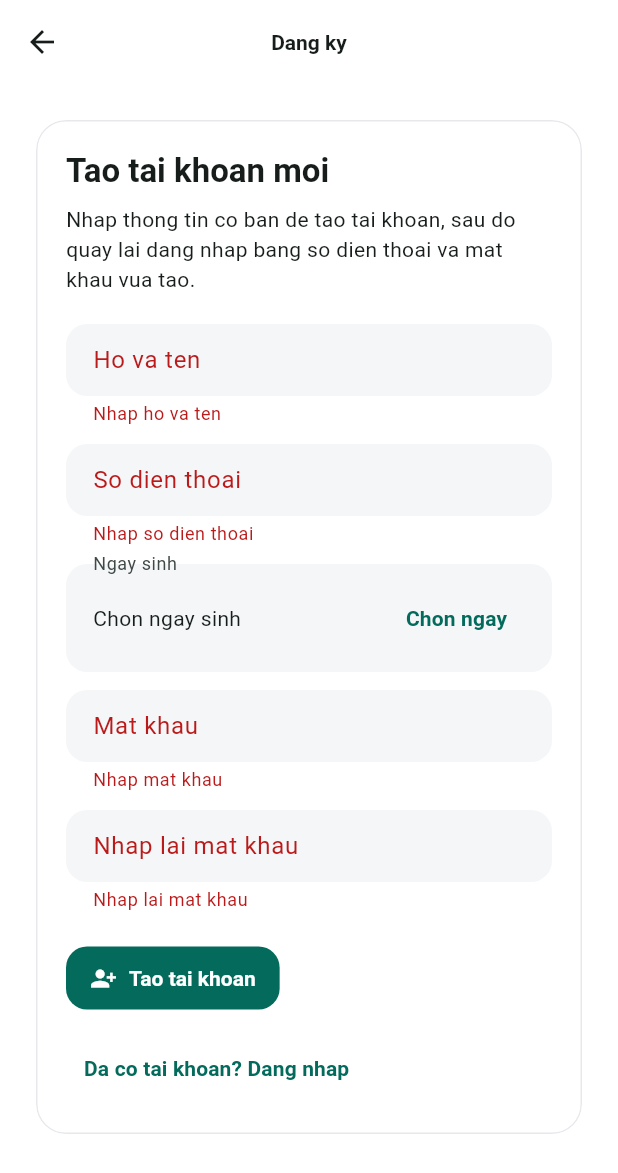
After one commit to THANHTAI2004/eldercare_app, a Flutter app: the RegisterPage screen opened by its route, after a tap on "Tao tai khoan", on a phone screen of 412 x 824 dp. The commit adds this screen. Shown: the top 1173 px of the screen. Run offline on Flutter 3.47's test engine with Material 3 defaults, Android fonts, the phone set to English and light mode, and no system bars; our stand-ins replace dio, flutter_dotenv, flutter_secure_storage, shared_preferences; missing offline and left inert: mobile_scanner; accounts and stored records are empty.

Commit message:
cập nhật đăng nhập

```diff
--- a/lib/src/app/routes.dart
+++ b/lib/src/app/routes.dart
@@ -1,6 +1,7 @@
 import 'package:flutter/material.dart';
 
 import 'package:eldercare_app/src/features/alerts/alerts_page.dart';
+import 'package:eldercare_app/src/features/auth/register_page.dart';
 import 'package:eldercare_app/src/features/history/history_page.dart';
 import 'package:eldercare_app/src/features/devices/device_page.dart';
 
@@ -8,11 +9,13 @@ class AppRoutes {
   AppRoutes._();
 
   static const devices = '/devices';
+  static const register = '/register';
   static const history = '/history';
   static const alerts = '/alerts';
 
   static final routes = <String, WidgetBuilder>{
     devices: (_) => const DevicePage(),
+    register: (_) => const RegisterPage(),
     history: (_) => const HistoryPage(),
     alerts: (_) => const AlertsPage(),
   };
--- a/lib/src/config/env.dart
+++ b/lib/src/config/env.dart
@@ -25,12 +25,12 @@ class Env {
       ? _read('ADMIN_API_KEY', fallback: _read('API_KEY'))
       : '';
 
-  static String get debugLoginUserId =>
-      kDebugMode ? _read('LOGIN_USER_ID') : '';
+  static String get debugLoginPhoneNumber =>
+      kDebugMode ? _read('LOGIN_PHONE_NUMBER') : '';
   static String get debugLoginPassword =>
       kDebugMode ? _read('LOGIN_PASSWORD') : '';
   static bool get hasDebugLoginCredentials =>
-      debugLoginUserId.isNotEmpty && debugLoginPassword.isNotEmpty;
+      debugLoginPhoneNumber.isNotEmpty && debugLoginPassword.isNotEmpty;
 
   static String get debugDefaultUserId => kDebugMode ? _read('USER_ID') : '';
   static String get debugDefaultDeviceId =>
--- /dev/null
+++ b/lib/src/domain/models/current_user.dart
@@ -0,0 +1,60 @@
+class CurrentUser {
+  const CurrentUser({
+    required this.userId,
+    required this.name,
+    required this.phoneNumber,
+    required this.dateOfBirth,
+    required this.role,
+  });
+
+  final String userId;
+  final String name;
+  final String phoneNumber;
+  final String? dateOfBirth;
+  final String role;
+
+  factory CurrentUser.fromJson(Map<String, dynamic> json) {
+    return CurrentUser(
+      userId:
+          _readString(json['user_id']) ??
+          _readString(json['userId']) ??
+          _readString(json['id']) ??
+          _readString(json['username']) ??
+          '',
+      name:
+          _readString(json['name']) ??
+          _readString(json['full_name']) ??
+          _readString(json['fullName']) ??
+          _readString(json['display_name']) ??
+          _readString(json['displayName']) ??
+          '',
+      phoneNumber:
+          _readString(json['phone_number']) ??
+          _readString(json['phoneNumber']) ??
+          _readString(json['phone']) ??
+          '',
+      dateOfBirth:
+          _readString(json['date_of_birth']) ??
+          _readString(json['dateOfBirth']) ??
+          _readString(json['birth_date']),
+      role: (_readString(json['role']) ?? '').toLowerCase(),
+    );
+  }
+
+  Map<String, dynamic> toJson() {
+    return <String, dynamic>{
+      'user_id': userId,
+      'name': name,
+      'phone_number': phoneNumber,
+      if (dateOfBirth != null && dateOfBirth!.trim().isNotEmpty)
+        'date_of_birth': dateOfBirth,
+      'role': role,
+    };
+  }
+}
+
+String? _readString(dynamic value) {
+  final text = value?.toString().trim();
+  if (text == null || text.isEmpty) return null;
+  return text;
+}
--- /dev/null
+++ b/lib/src/domain/models/register_request.dart
@@ -0,0 +1,22 @@
+class RegisterRequest {
+  const RegisterRequest({
+    required this.name,
+    required this.phoneNumber,
+    required this.dateOfBirth,
+    required this.password,
+  });
+
+  final String name;
+  final String phoneNumber;
+  final String dateOfBirth;
+  final String password;
+
+  Map<String, dynamic> toJson() {
+    return <String, dynamic>{
+      'name': name,
+      'phone_number': phoneNumber,
+      'date_of_birth': dateOfBirth,
+      'password': password,
+    };
+  }
+}
--- /dev/null
+++ b/lib/src/features/auth/register_page.dart
@@ -0,0 +1,261 @@
+import 'package:flutter/material.dart';
+import 'package:intl/intl.dart';
+import 'package:provider/provider.dart';
+
+import 'package:eldercare_app/src/state/session_provider.dart';
+
+class RegisterPage extends StatefulWidget {
+  const RegisterPage({super.key});
+
+  @override
+  State<RegisterPage> createState() => _RegisterPageState();
+}
+
+class _RegisterPageState extends State<RegisterPage> {
+  final _formKey = GlobalKey<FormState>();
+  final _nameCtrl = TextEditingController();
+  final _phoneCtrl = TextEditingController();
+  final _passwordCtrl = TextEditingController();
+  final _confirmPasswordCtrl = TextEditingController();
+
+  DateTime? _selectedDate;
+
+  @override
+  void dispose() {
+    _nameCtrl.dispose();
+    _phoneCtrl.dispose();
+    _passwordCtrl.dispose();
+    _confirmPasswordCtrl.dispose();
+    super.dispose();
+  }
+
+  Future<void> _pickDate() async {
+    final now = DateTime.now();
+    final picked = await showDatePicker(
+      context: context,
+      initialDate: _selectedDate ?? DateTime(now.year - 60, now.month, now.day),
+      firstDate: DateTime(1900),
+      lastDate: now,
+    );
+    if (picked == null) return;
+    setState(() {
+      _selectedDate = DateTime(picked.year, picked.month, picked.day);
+    });
+  }
+
+  Future<void> _submit() async {
+    if (!(_formKey.currentState?.validate() ?? false)) {
+      return;
+    }
+    final selectedDate = _selectedDate;
+    if (selectedDate == null) {
+      ScaffoldMessenger.of(context).showSnackBar(
+        const SnackBar(content: Text('Vui long chon ngay sinh.')),
+      );
+      return;
+    }
+
+    final session = context.read<SessionProvider>();
+    final ok = await session.register(
+      name: _nameCtrl.text.trim(),
+      phoneNumber: _phoneCtrl.text.trim(),
+      dateOfBirth: DateFormat('yyyy-MM-dd').format(selectedDate),
+      password: _passwordCtrl.text,
+    );
+    if (!mounted) return;
+
+    if (!ok) {
+      ScaffoldMessenger.of(context).showSnackBar(
+        SnackBar(content: Text(session.error ?? 'Tao tai khoan that bai.')),
+      );
+      return;
+    }
+
+    Navigator.pop(context, _phoneCtrl.text.trim());
+  }
+
+  @override
+  Widget build(BuildContext context) {
+    final session = context.watch<SessionProvider>();
+    final dateText = _selectedDate == null
+        ? 'Chon ngay sinh'
+        : DateFormat('dd/MM/yyyy').format(_selectedDate!);
+
+    return Scaffold(
+      appBar: AppBar(title: const Text('Dang ky')),
+      body: Center(
+        child: ConstrainedBox(
+          constraints: const BoxConstraints(maxWidth: 520),
+          child: ListView(
+            padding: const EdgeInsets.all(24),
+            children: [
+              Card(
+                child: Padding(
+                  padding: const EdgeInsets.all(20),
+                  child: Form(
+                    key: _formKey,
+                    child: Column(
+                      crossAxisAlignment: CrossAxisAlignment.start,
+                      children: [
+                        Text(
+                          'Tao tai khoan moi',
+                          style: Theme.of(context).textTheme.titleLarge,
+                        ),
+                        const SizedBox(height: 8),
+                        Text(
+                          'Nhap thong tin co ban de tao tai khoan, sau do quay lai dang nhap bang so dien thoai va mat khau vua tao.',
+                          style: Theme.of(context).textTheme.bodyMedium,
+                        ),
+                        const SizedBox(height: 20),
+                        TextFormField(
+                          controller: _nameCtrl,
+                          textInputAction: TextInputAction.next,
+                          decoration: const InputDecoration(
+                            labelText: 'Ho va ten',
+                          ),
+                          validator: (value) {
+                            if (value == null || value.trim().isEmpty) {
+                              return 'Nhap ho va ten';
+                            }
+                            return null;
+                          },
+                        ),
+                        const SizedBox(height: 12),
+                        TextFormField(
+                          controller: _phoneCtrl,
+                          keyboardType: TextInputType.phone,
+                          textInputAction: TextInputAction.next,
+                          decoration: const InputDecoration(
+                            labelText: 'So dien thoai',
+                          ),
+                          validator: (value) {
+                            final text = value?.trim() ?? '';
+                            if (text.isEmpty) {
+                              return 'Nhap so dien thoai';
+                            }
+                            if (text.length < 9) {
+                              return 'So dien thoai khong hop le';
+                            }
+                            return null;
+                          },
+                        ),
+                        const SizedBox(height: 12),
+                        InputDecorator(
+                          decoration: const InputDecoration(
+                            labelText: 'Ngay sinh',
+                          ),
+                          child: Row(
+                            children: [
+                              Expanded(child: Text(dateText)),
+                              TextButton(
+                                onPressed: _pickDate,
+                                child: const Text('Chon ngay'),
+                              ),
+                            ],
+                          ),
+                        ),
+                        const SizedBox(height: 12),
+                        TextFormField(
+                          controller: _passwordCtrl,
+                          obscureText: true,
+                          textInputAction: TextInputAction.next,
+                          decoration: const InputDecoration(
+                            labelText: 'Mat khau',
+                          ),
+                          validator: (value) {
+                            final text = value ?? '';
+                            if (text.isEmpty) {
+                              return 'Nhap mat khau';
+                            }
+                            if (text.length < 8) {
+                              return 'Mat khau phai tu 8 ky tu tro len';
+                            }
+                            return null;
+                          },
+                        ),
+                        const SizedBox(height: 12),
+                        TextFormField(
+                          controller: _confirmPasswordCtrl,
+                          obscureText: true,
+                          decoration: const InputDecoration(
+                            labelText: 'Nhap lai mat khau',
+                          ),
+                          validator: (value) {
+                            if ((value ?? '').isEmpty) {
+                              return 'Nhap lai mat khau';
+                            }
+                            if (value != _passwordCtrl.text) {
+                              return 'Mat khau nhap lai khong khop';
+                            }
+                            return null;
+                          },
+                          onFieldSubmitted: (_) => _submit(),
+                        ),
+                        if (session.error != null &&
+                            session.error!.trim().isNotEmpty) ...[
+                          const SizedBox(height: 12),
+                          _InlineBanner(message: session.error!),
+                        ],
+                        const SizedBox(height: 20),
+                        FilledButton.icon(
+                          onPressed: session.isRegistering ? null : _submit,
+                          icon: session.isRegistering
+                              ? const SizedBox(
+                                  width: 16,
+                                  height: 16,
+                                  child: CircularProgressIndicator(
+                                    strokeWidth: 2,
+                                  ),
+                                )
+                              : const Icon(Icons.person_add_alt_1),
+                          label: Text(
+                            session.isRegistering
+                                ? 'Dang tao tai khoan...'
+                                : 'Tao tai khoan',
+                          ),
+                        ),
+                        const SizedBox(height: 12),
+                        Align(
+                          alignment: Alignment.centerLeft,
+                          child: TextButton(
+                            onPressed: () => Navigator.pop(context),
+                            child: const Text('Da co tai khoan? Dang nhap'),
+                          ),
+                        ),
+                      ],
+                    ),
+                  ),
+                ),
+              ),
+            ],
+          ),
+        ),
+      ),
+    );
+  }
+}
+
+class _InlineBanner extends StatelessWidget {
+  const _InlineBanner({required this.message});
+
+  final String message;
+
+  @override
+  Widget build(BuildContext context) {
+    final scheme = Theme.of(context).colorScheme;
+    return Container(
+      width: double.infinity,
+      padding: const EdgeInsets.all(12),
+      decoration: BoxDecoration(
+        color: scheme.errorContainer,
+        borderRadius: BorderRadius.circular(12),
+      ),
+      child: Text(
+        message,
+        style: Theme.of(
+          context,
+        ).textTheme.bodyMedium?.copyWith(color: scheme.onErrorContainer),
+      ),
+    );
+  }
+}
```
Also changed, not shown: lib/src/data/api/auth_api_service.dart (+17 -2 lines), lib/src/features/devices/device_page.dart (+93 -16 lines), lib/src/state/session_provider.dart (+96 -24 lines), 4 other files.
